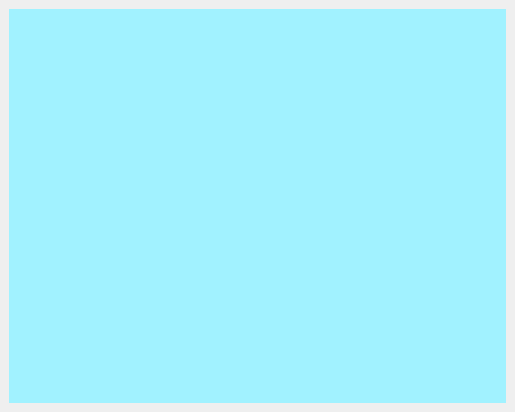
The window that form.ui (zhangzihua-git/qtborderless) describes before a commit, drawn with Qt 5.
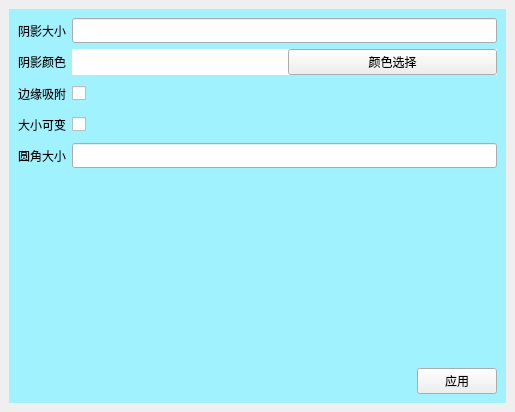
The same window after the commit.

Patch:
```diff
--- a/form.ui
+++ b/form.ui
@@ -16,6 +16,9 @@
   <property name="styleSheet">
    <string notr="true">#w{
 background-color:rgb(161, 242, 255);
+}
+#w_clrbk{
+background-color:rgb(255, 255, 255);
 }</string>
   </property>
   <property name="lineWidth">
@@ -38,7 +41,239 @@
     <number>9</number>
    </property>
    <item>
-    <widget class="QWidget" name="w" native="true"/>
+    <widget class="QWidget" name="w" native="true">
+     <layout class="QVBoxLayout" name="verticalLayout_2" stretch="0,1,0">
+      <item>
+       <layout class="QGridLayout" name="gridLayout">
+        <item row="1" column="1">
+         <widget class="QWidget" name="w_clrbk" native="true">
+          <property name="sizePolicy">
+           <sizepolicy hsizetype="Preferred" vsizetype="Expanding">
+            <horstretch>0</horstretch>
+            <verstretch>0</verstretch>
+           </sizepolicy>
+          </property>
+          <property name="minimumSize">
+           <size>
+            <width>0</width>
+            <height>25</height>
+           </size>
+          </property>
+          <layout class="QHBoxLayout" name="horizontalLayout_2">
+           <property name="leftMargin">
+            <number>0</number>
+           </property>
+           <property name="topMargin">
+            <number>0</number>
+           </property>
+           <property name="rightMargin">
+            <number>0</number>
+           </property>
+           <property name="bottomMargin">
+            <number>0</number>
+           </property>
+           <item>
+            <widget class="QWidget" name="w_clr" native="true">
+             <property name="minimumSize">
+              <size>
+               <width>20</width>
+               <height>20</height>
+              </size>
+             </property>
+            </widget>
+           </item>
+           <item>
+            <widget class="QPushButton" name="pb_clr">
+             <property name="text">
+              <string>颜色选择</string>
+             </property>
+            </widget>
+           </item>
+          </layout>
+         </widget>
+        </item>
+        <item row="3" column="0">
+         <widget class="QLabel" name="label_4">
+          <property name="minimumSize">
+           <size>
+            <width>0</width>
+            <height>25</height>
+           </size>
+          </property>
+          <property name="text">
+           <string>大小可变</string>
+          </property>
+         </widget>
+        </item>
+        <item row="2" column="0">
+         <widget class="QLabel" name="label_3">
+          <property name="minimumSize">
+           <size>
+            <width>0</width>
+            <height>25</height>
+           </size>
+          </property>
+          <property name="text">
+           <string>边缘吸附</string>
+          </property>
+         </widget>
+        </item>
+        <item row="0" column="0">
+         <widget class="QLabel" name="label">
+          <property name="minimumSize">
+           <size>
+            <width>0</width>
+            <height>25</height>
+           </size>
+          </property>
+          <property name="text">
+           <string>阴影大小</string>
+          </property>
+         </widget>
+        </item>
+        <item row="2" column="1">
+         <widget class="QCheckBox" name="cb_hide">
+          <property name="sizePolicy">
+           <sizepolicy hsizetype="Minimum" vsizetype="Expanding">
+            <horstretch>0</horstretch>
+            <verstretch>0</verstretch>
+           </sizepolicy>
+          </property>
+          <property name="minimumSize">
+           <size>
+            <width>0</width>
+            <height>25</height>
+           </size>
+          </property>
+          <property name="text">
+           <string/>
+          </property>
+          <property name="autoRepeat">
+           <bool>false</bool>
+          </property>
+          <property name="tristate">
+           <bool>false</bool>
+          </property>
+         </widget>
+        </item>
+        <item row="1" column="0">
+         <widget class="QLabel" name="label_2">
+          <property name="minimumSize">
+           <size>
+            <width>0</width>
+            <height>25</height>
+           </size>
+          </property>
+          <property name="text">
+           <string>阴影颜色</string>
+          </property>
+         </widget>
+        </item>
+        <item row="3" column="1">
+         <widget class="QCheckBox" name="cb_sizeChangable">
+          <property name="sizePolicy">
+           <sizepolicy hsizetype="Minimum" vsizetype="Expanding">
+            <horstretch>0</horstretch>
+            <verstretch>0</verstretch>
+           </sizepolicy>
+          </property>
+          <property name="minimumSize">
+           <size>
+            <width>0</width>
+            <height>25</height>
+           </size>
+          </property>
+          <property name="text">
+           <string/>
+          </property>
+         </widget>
+        </item>
+        <item row="0" column="1">
+         <widget class="QLineEdit" name="le_shadow">
+          <property name="sizePolicy">
+           <sizepolicy hsizetype="Expanding" vsizetype="Expanding">
+            <horstretch>0</horstretch>
+            <verstretch>0</verstretch>
+           </sizepolicy>
+          </property>
+          <property name="minimumSize">
+           <size>
+            <width>0</width>
+            <height>25</height>
+           </size>
+          </property>
+         </widget>
+        </item>
+        <item row="4" column="0">
+         <widget class="QLabel" name="label_5">
+          <property name="minimumSize">
+           <size>
+            <width>0</width>
+            <height>25</height>
+           </size>
+          </property>
+          <property name="text">
+           <string>圆角大小</string>
+          </property>
+         </widget>
+        </item>
+        <item row="4" column="1">
+         <widget class="QLineEdit" name="le_radius">
+          <property name="sizePolicy">
+           <sizepolicy hsizetype="Expanding" vsizetype="Expanding">
+            <horstretch>0</horstretch>
+            <verstretch>0</verstretch>
+           </sizepolicy>
+          </property>
+          <property name="minimumSize">
+           <size>
+            <width>0</width>
+            <height>25</height>
+           </size>
+          </property>
+         </widget>
+        </item>
+       </layout>
+      </item>
+      <item>
+       <spacer name="verticalSpacer">
+        <property name="orientation">
+         <enum>Qt::Vertical</enum>
+        </property>
+        <property name="sizeHint" stdset="0">
+         <size>
+          <width>20</width>
+          <height>185</height>
+         </size>
+        </property>
+       </spacer>
+      </item>
+      <item>
+       <layout class="QHBoxLayout" name="horizontalLayout">
+        <item>
+         <spacer name="horizontalSpacer">
+          <property name="orientation">
+           <enum>Qt::Horizontal</enum>
+          </property>
+          <property name="sizeHint" stdset="0">
+           <size>
+            <width>40</width>
+            <height>20</height>
+           </size>
+          </property>
+         </spacer>
+        </item>
+        <item>
+         <widget class="QPushButton" name="pb_apply">
+          <property name="text">
+           <string>应用</string>
+          </property>
+         </widget>
+        </item>
+       </layout>
+      </item>
+     </layout>
+    </widget>
    </item>
   </layout>
  </widget>
```
